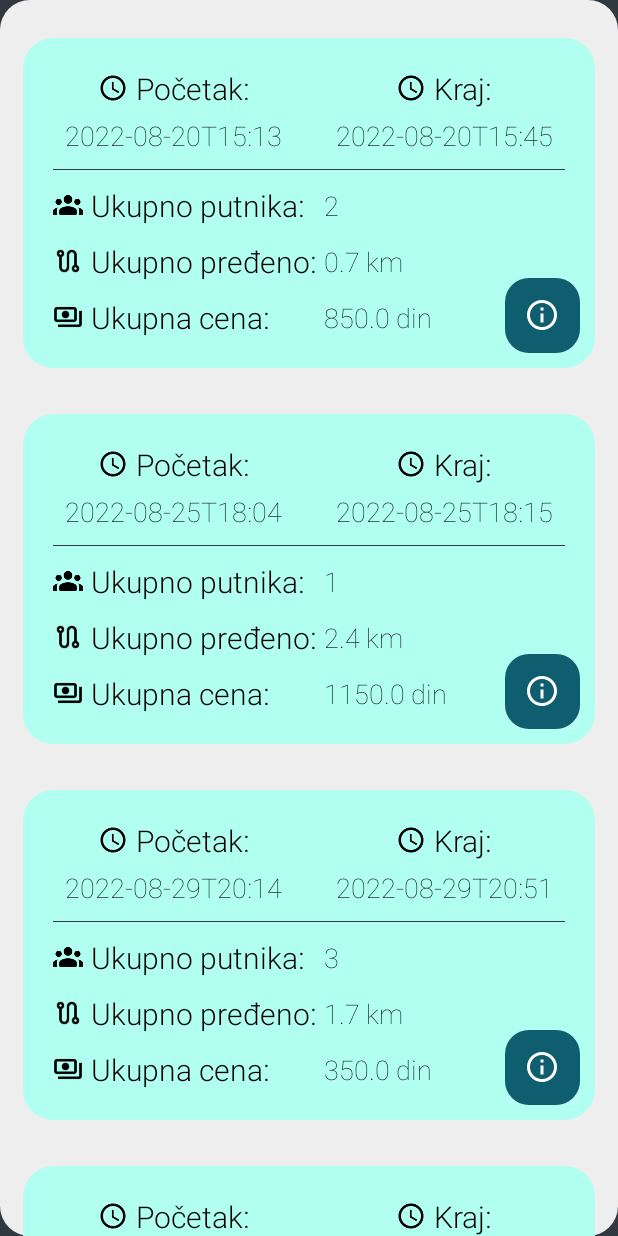
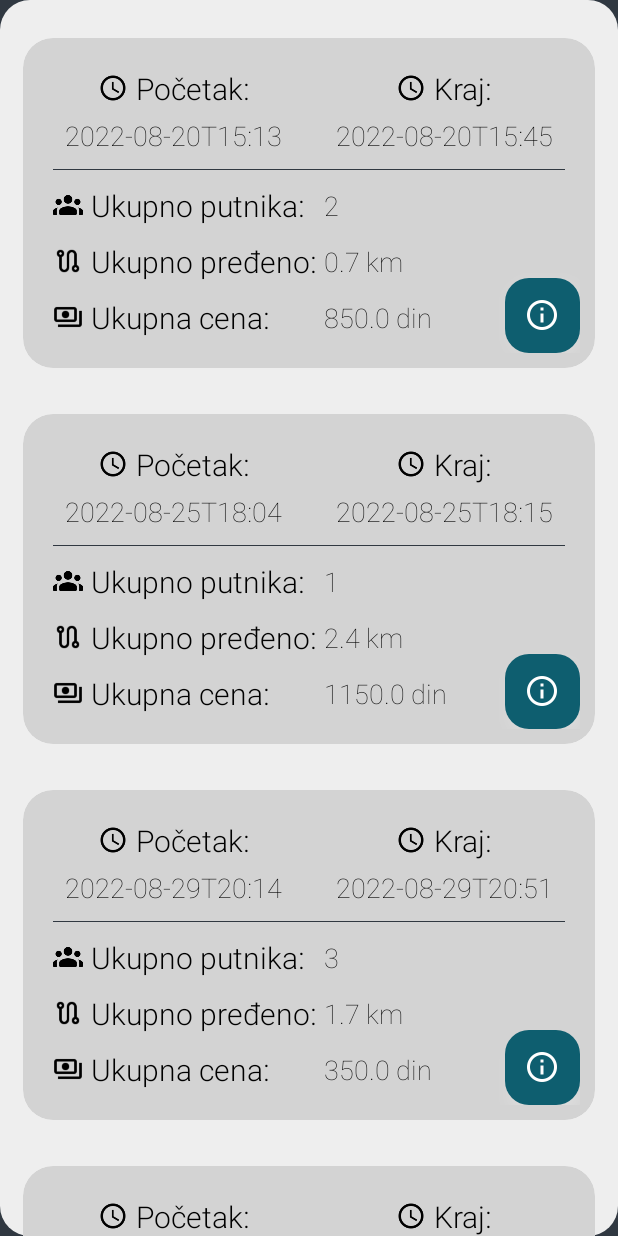
Before and after one commit to newkristian/uber-like-kmp, an Android app: the fragment RideHistoryFragment shown on its own in the app's theme, on a phone screen of 412 x 824 dp. Run offline under Robolectric (Android 15) with nearby library versions, the phone set to English and light mode, and no system bars.

Commit message:
Small color change on ride history card

```diff
--- a/Mobilna aplikacija/app/src/main/res/layout/rides_list_item.xml
+++ b/Mobilna aplikacija/app/src/main/res/layout/rides_list_item.xml
@@ -16,7 +16,7 @@
         android:clickable="false"
         android:paddingTop="10dp"
         android:paddingBottom="10dp"
-        app:cardBackgroundColor="@color/light_teal"
+        app:cardBackgroundColor="@color/grey"
         app:cardCornerRadius="20dp"
         app:layout_constraintBottom_toBottomOf="parent"
         app:layout_constraintTop_toTopOf="parent"
--- a/Mobilna aplikacija/app/src/main/res/values/colors.xml
+++ b/Mobilna aplikacija/app/src/main/res/values/colors.xml
@@ -18,5 +18,7 @@
     <color name="deep_blue">#0E5E6F</color>
     <color name="bright_blue">#9bf6ff</color>
     <color name="light_teal">#b0fff1</color>
+    <color name ="baby_pink">#FBA2A2</color>
+    <color name="grey">#D3D3D3</color>
 
 </resources>
```
